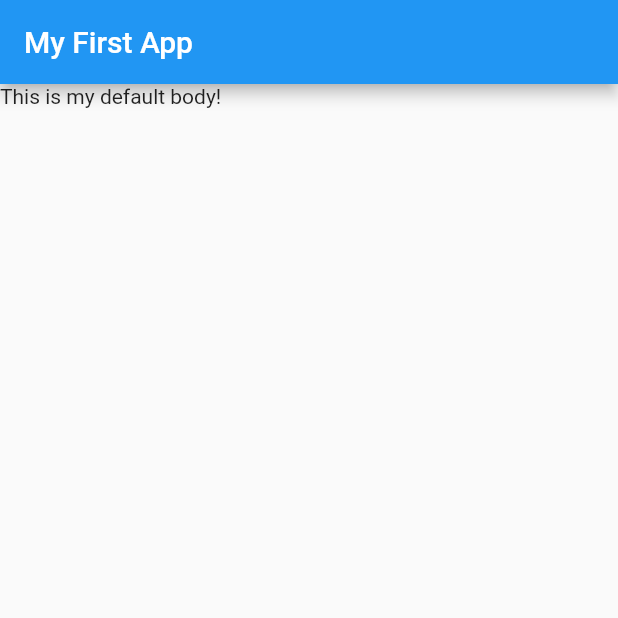
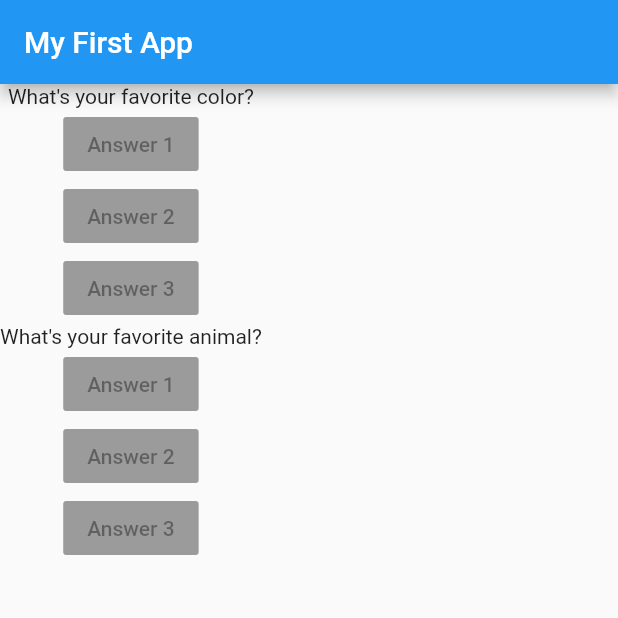
Before and after one commit to bhickey777/fl_complete_guide, a Flutter app: the screen it shows after launch, on a phone screen of 412 x 824 dp, the top half of it. Run offline on Flutter 3.47's test engine with Material 2 defaults, Android fonts, the phone set to English and light mode, and no system bars.

Commit message:
v4 - questions and buttons

```diff
--- a/lib/main.dart
+++ b/lib/main.dart
@@ -7,10 +7,21 @@ class MyApp extends StatelessWidget {
 
   @override
   Widget build(BuildContext context) {
+    var questionsAndActions = [
+      Text('What\'s your favorite color?'),
+      RaisedButton(child: Text('Answer 1'), onPressed: null),
+      RaisedButton(child: Text('Answer 2'), onPressed: null),
+      RaisedButton(child: Text('Answer 3'), onPressed: null),
+      Text('What\'s your favorite animal?'),
+      RaisedButton(child: Text('Answer 1'), onPressed: null),
+      RaisedButton(child: Text('Answer 2'), onPressed: null),
+      RaisedButton(child: Text('Answer 3'), onPressed: null),
+    ];
+
     return MaterialApp(
         home: Scaffold(
       appBar: AppBar(title: Text('My First App')),
-      body: Text('This is my default body!'),
+      body: Column(children: questionsAndActions),
     ));
   }
 }
```
